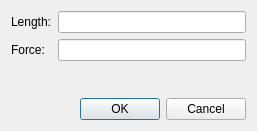
madmaxoft/SpringAngles, file SpringParamsDlg.ui: the form before one commit.
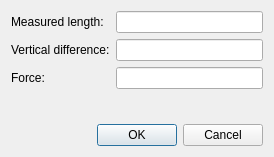
The form after the commit.

Commit message: Spring length can now include vertical difference.

```diff
--- a/SpringParamsDlg.ui
+++ b/SpringParamsDlg.ui
@@ -6,8 +6,8 @@
    <rect>
     <x>0</x>
     <y>0</y>
-    <width>257</width>
-    <height>131</height>
+    <width>274</width>
+    <height>157</height>
    </rect>
   </property>
   <property name="windowTitle">
@@ -19,24 +19,21 @@
      <item row="0" column="0">
       <widget class="QLabel" name="lblLength">
        <property name="text">
-        <string>Length:</string>
+        <string>Measured length:</string>
        </property>
       </widget>
      </item>
-     <item row="0" column="1">
-      <widget class="QLineEdit" name="eLength"/>
-     </item>
-     <item row="1" column="0">
+     <item row="2" column="0">
       <widget class="QLabel" name="lblForce">
        <property name="text">
         <string>Force:</string>
        </property>
       </widget>
      </item>
-     <item row="1" column="1">
+     <item row="2" column="1">
       <widget class="QLineEdit" name="eForce"/>
      </item>
-     <item row="2" column="0">
+     <item row="3" column="0">
       <spacer name="verticalSpacer">
        <property name="orientation">
         <enum>Qt::Orientation::Vertical</enum>
@@ -49,6 +46,26 @@
        </property>
       </spacer>
      </item>
+     <item row="0" column="1">
+      <widget class="QLineEdit" name="eLength">
+       <property name="sizePolicy">
+        <sizepolicy hsizetype="Expanding" vsizetype="Fixed">
+         <horstretch>0</horstretch>
+         <verstretch>0</verstretch>
+        </sizepolicy>
+       </property>
+      </widget>
+     </item>
+     <item row="1" column="0">
+      <widget class="QLabel" name="lblVerticalDifference">
+       <property name="text">
+        <string>Vertical difference:</string>
+       </property>
+      </widget>
+     </item>
+     <item row="1" column="1">
+      <widget class="QLineEdit" name="eVerticalDifference"/>
+     </item>
     </layout>
    </item>
    <item>
```
Left out of the diff: 13 changed lines with no effect on the pictures. The commit also changes 2 other files.
